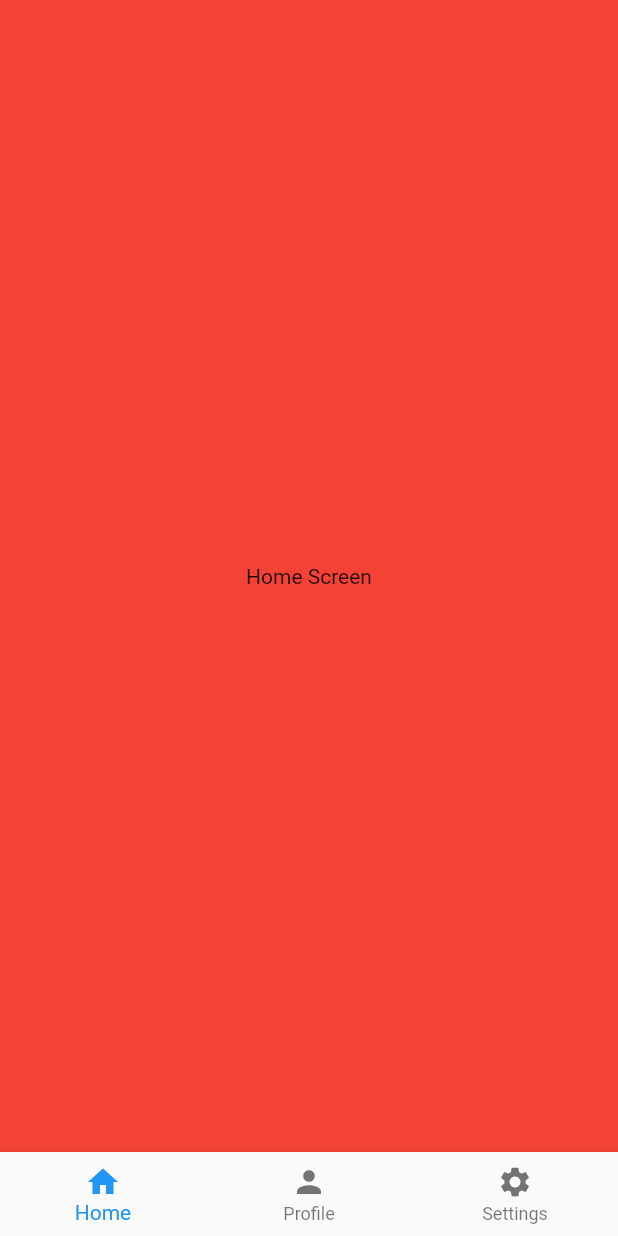
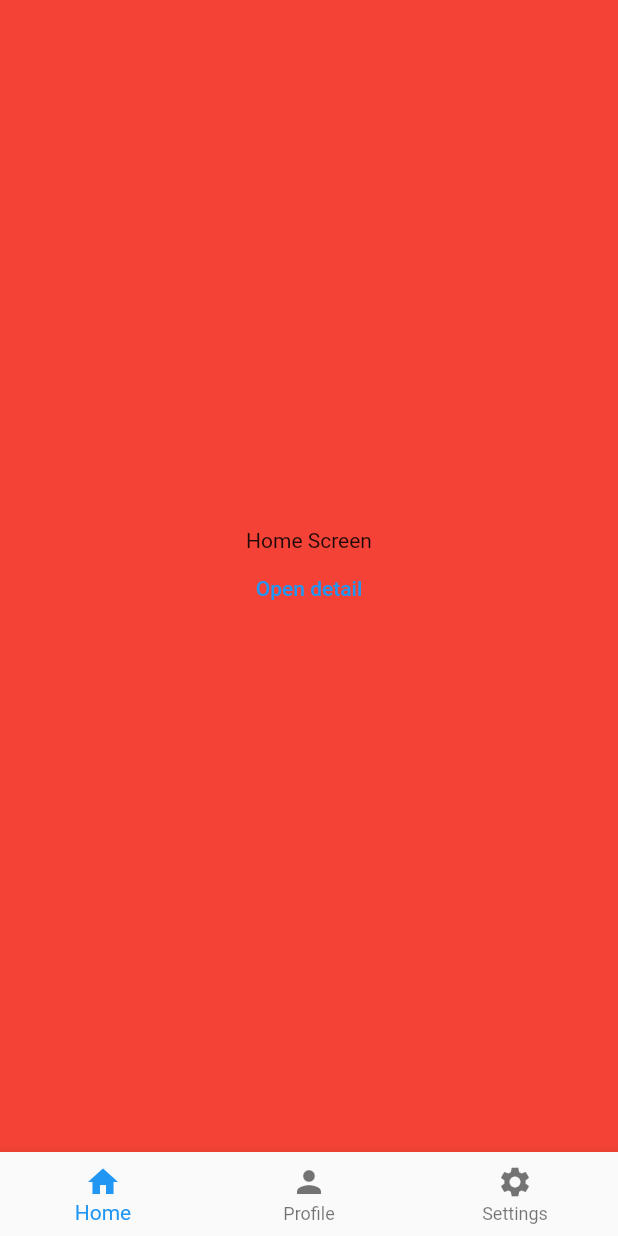
Before and after one commit to nguyenxdat/bloc_clean, a Flutter app: the screen it shows after launch, on a phone screen of 412 x 824 dp. Run offline on Flutter 3.47's test engine with Material 2 defaults, Android fonts, the phone set to English and light mode, and no system bars; our stand-ins replace bloc, dio, flutter_bloc, get_it, injectable, pretty_dio_logger.

Commit message:
update flow open detail

```diff
--- a/lib/main.dart
+++ b/lib/main.dart
@@ -2,6 +2,7 @@ import 'package:flutter/material.dart';
 
 import 'di/injection.dart';
 import 'route/route.dart';
+import 'services/navigation_services.dart';
 
 void main() async {
   await configureDependencies();
@@ -15,6 +16,7 @@ class MyApp extends StatelessWidget {
   Widget build(BuildContext context) {
     return MaterialApp(
       title: 'Flutter Demo',
+      navigatorKey: NavigationService.navigationKey,
       debugShowCheckedModeBanner: false,
       theme: ThemeData(
         primarySwatch: Colors.blue,
--- a/lib/route/route_constant.dart
+++ b/lib/route/route_constant.dart
@@ -1,11 +1,14 @@
 import 'package:flutter/material.dart';
 
+import '../ui/detail/detail_screen.dart';
 import '../ui/main/main_screen.dart';
 
 class RouteConstants {
   static const String root = '/';
+  static const String detailScreen = '/detail_screen';
 
   static Map<String, WidgetBuilder> routes = {
     RouteConstants.root: (_) => MainScreen(),
+    RouteConstants.detailScreen: (_) => const DetailScreen(),
   };
 }
--- a/lib/ui/home/home_screen.dart
+++ b/lib/ui/home/home_screen.dart
@@ -1,13 +1,26 @@
 import 'package:flutter/material.dart';
+
+import '../../route/route.dart';
+import '../../services/navigation_services.dart';
 
 class HomeScreen extends StatelessWidget {
   const HomeScreen({Key? key}) : super(key: key);
 
   @override
   Widget build(BuildContext context) {
-    return const Scaffold(
+    return Scaffold(
       backgroundColor: Colors.red,
-      body: Center(child: Text('Home Screen')),
+      body: Center(
+          child: Column(
+        mainAxisSize: MainAxisSize.min,
+        children: [
+          const Text('Home Screen'),
+          TextButton(
+              onPressed: () =>
+                  navService.pushNamed(RouteConstants.detailScreen),
+              child: const Text('Open detail')),
+        ],
+      )),
     );
   }
 }
```
Also changed, not shown: lib/services/navigation_services.dart (added, +70 -0 lines), lib/ui/detail/detail_screen.dart (added, +15 -0 lines).
